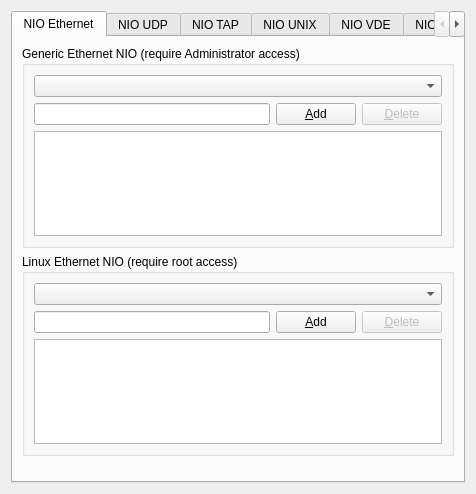
GNS3/gns3-legacy, file src/GNS3/Ui/ConfigurationPages/Form_CloudPage.ui: the form before one commit.
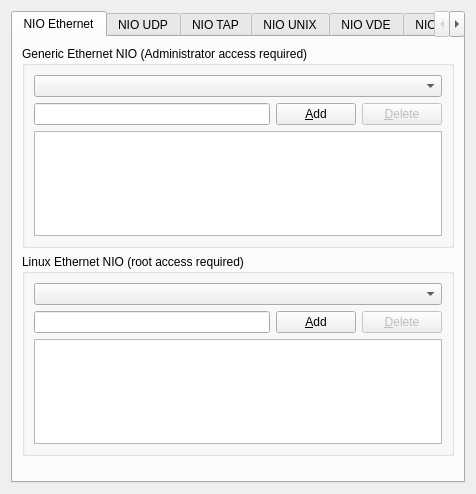
The form after the commit.

Patch:
```diff
--- a/src/GNS3/Ui/ConfigurationPages/Form_CloudPage.ui
+++ b/src/GNS3/Ui/ConfigurationPages/Form_CloudPage.ui
@@ -24,9 +24,9 @@
       </attribute>
       <layout class="QVBoxLayout" >
        <item>
-        <widget class="QGroupBox" name="groupBox" >
-         <property name="title" >
-          <string>Generic Ethernet NIO (require Administrator access)</string>
+        <widget class="QGroupBox" name="groupBox">
+         <property name="title">
+          <string>Generic Ethernet NIO (Administrator access required)</string>
          </property>
          <layout class="QGridLayout" >
           <item row="0" column="0" colspan="3" >
@@ -73,8 +73,8 @@
            <verstretch>0</verstretch>
           </sizepolicy>
          </property>
-         <property name="title" >
-          <string>Linux Ethernet NIO (require root access)</string>
+         <property name="title">
+          <string>Linux Ethernet NIO (root access required)</string>
          </property>
          <layout class="QGridLayout" >
           <item row="0" column="0" colspan="3" >
```
Left out of the diff: 481 changed lines with no effect on the pictures.
